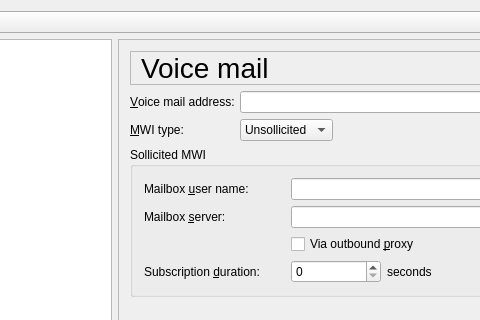
This is src/gui/userprofileform.ui in fbriere/twinkle as Qt 5 draws it before an edit; both pictures show x 118 to 598 and y 0 to 320 of the 777 by 592 pixel window. The edited form follows.
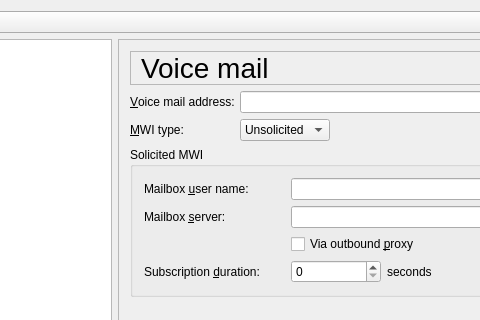
This is the edited form. The open tabs and pages were chosen to show the change. Icons and pictures are not drawn.

Commit message: Fix spelling error: "sollicited" -> "solicited"

```diff
--- a/src/gui/userprofileform.ui
+++ b/src/gui/userprofileform.ui
@@ -4217,7 +4217,7 @@
              </property>
              <item>
               <property name="text">
-               <string>Unsollicited</string>
+               <string>Unsolicited</string>
               </property>
              </item>
              <item>
@@ -4263,7 +4263,7 @@
        <item>
         <widget class="QGroupBox" name="mwiSollicitedGroupBox">
          <property name="title">
-          <string>Sollicited MWI</string>
+          <string>Solicited MWI</string>
          </property>
          <layout class="QVBoxLayout">
           <item>
```
Left out of the diff: 14 changed lines with no effect on the pictures. The commit also changes 15 other files.
